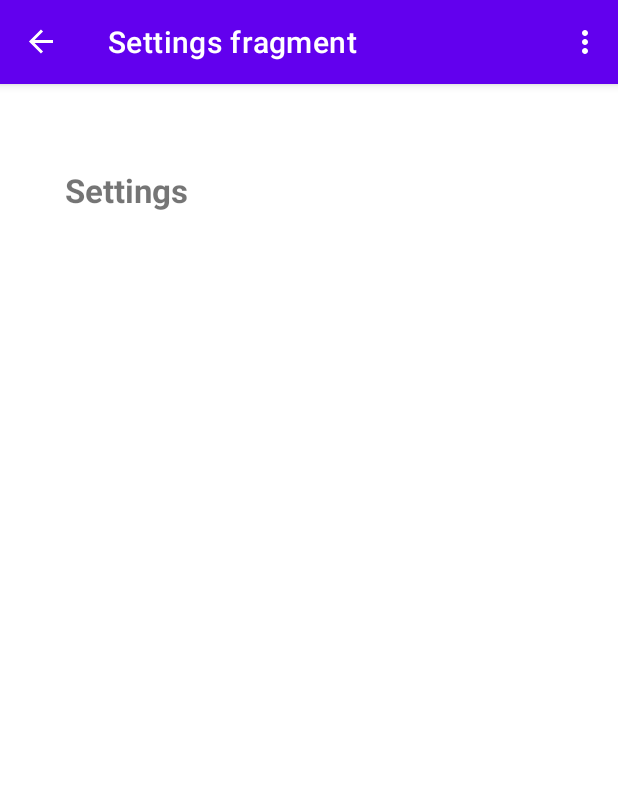
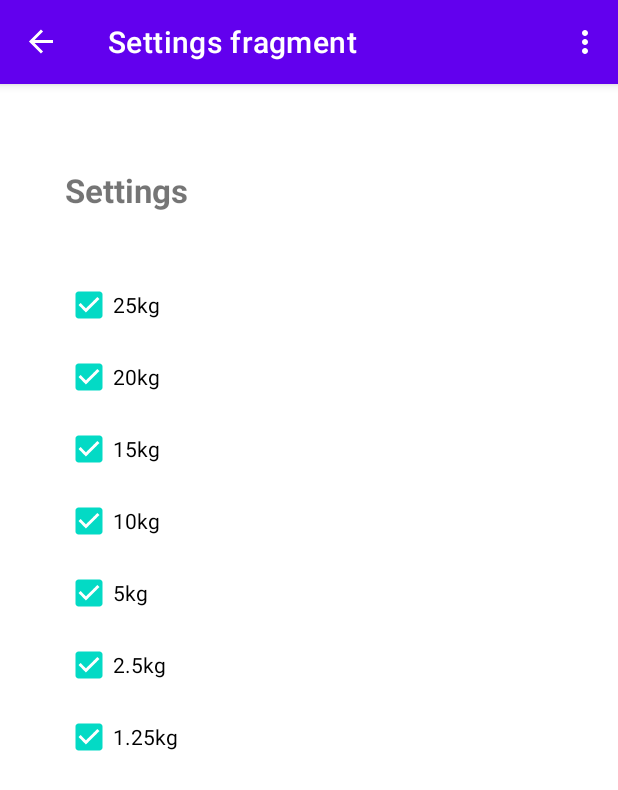
Before and after one commit to thompson-zak/BarbellWeightCalculator, an Android app: the screen it shows after launch (MainActivity), in the options menu, after a tap on "Settings", on a phone screen of 412 x 824 dp. Shown: the top 790 px of the screen. Run offline under Robolectric (Android 15) with nearby library versions, the phone set to English and light mode, and no system bars; our stand-ins replace navigation-ui; 1 statement that could not run was skipped.

Commit message:
Working settings page with persistent local data

```diff
--- a/app/src/main/java/com/example/barbellweightcalculator/AppOutputFragment.kt
+++ b/app/src/main/java/com/example/barbellweightcalculator/AppOutputFragment.kt
@@ -59,8 +59,6 @@ class AppOutputFragment : Fragment() {
                 "lbs"
             }
 
-            Log.v(TAG, "Weight passed to this fragment is: $weight $unit")
-
             val convertedWeightAndUnit : TextView = view.findViewById(R.id.converted_weight_and_unit) as TextView
             convertedWeightAndUnit.text = "$weight $unit --> $convertedWeight $convertedUnit"
             convertedWeightAndUnit.invalidate()
--- a/app/src/main/java/com/example/barbellweightcalculator/MainActivity.kt
+++ b/app/src/main/java/com/example/barbellweightcalculator/MainActivity.kt
@@ -1,5 +1,6 @@
 package com.example.barbellweightcalculator
 
+import android.content.SharedPreferences
 import android.os.Bundle
 import androidx.appcompat.app.AppCompatActivity
 import androidx.navigation.findNavController
@@ -26,6 +27,20 @@ class MainActivity : AppCompatActivity() {
         val navController = findNavController(R.id.nav_host_fragment_content_main)
         appBarConfiguration = AppBarConfiguration(navController.graph)
         setupActionBarWithNavController(navController, appBarConfiguration)
+
+        val sharedPreferences : SharedPreferences  = getSharedPreferences("Barbell", 0)
+        // Populate with default values if empty
+        if(sharedPreferences.all.isEmpty()) {
+            val editor: SharedPreferences.Editor = sharedPreferences.edit()
+            editor.putBoolean("25kg", true)
+            editor.putBoolean("20kg", true)
+            editor.putBoolean("15kg", true)
+            editor.putBoolean("10kg", true)
+            editor.putBoolean("5kg", true)
+            editor.putBoolean("2_5kg", true)
+            editor.putBoolean("1_2_5kg", true)
+            editor.commit()
+        }
     }
 
     override fun onCreateOptionsMenu(menu: Menu): Boolean {
--- a/app/src/main/java/com/example/barbellweightcalculator/SettingsFragment.kt
+++ b/app/src/main/java/com/example/barbellweightcalculator/SettingsFragment.kt
@@ -1,10 +1,13 @@
 package com.example.barbellweightcalculator
 
+import android.content.SharedPreferences
 import android.os.Bundle
+import android.util.Log
 import androidx.fragment.app.Fragment
 import android.view.LayoutInflater
 import android.view.View
 import android.view.ViewGroup
+import android.widget.CheckBox
 import com.example.barbellweightcalculator.databinding.AppOutputFragmentBinding
 import com.example.barbellweightcalculator.databinding.SettingsFragmentBinding
 
@@ -21,6 +24,8 @@ class SettingsFragment : Fragment() {
     // onDestroyView.
     private val binding get() = _binding!!
 
+    private val TAG = "SettingsFragment"
+
     override fun onCreateView(
         inflater: LayoutInflater, container: ViewGroup?,
         savedInstanceState: Bundle?
@@ -33,5 +38,45 @@ class SettingsFragment : Fragment() {
 
     override fun onViewCreated(view: View, savedInstanceState: Bundle?) {
         super.onViewCreated(view, savedInstanceState)
+
+        // Set initial checkbox values based on saved local data
+        val sharedPreferences : SharedPreferences = requireContext().getSharedPreferences("Barbell", 0)
+        view.findViewById<CheckBox>(R.id.checkBox25kg).setChecked(sharedPreferences.getBoolean("25kg", true))
+        view.findViewById<CheckBox>(R.id.checkBox20kg).setChecked(sharedPreferences.getBoolean("20kg", true))
+        view.findViewById<CheckBox>(R.id.checkBox15kg).setChecked(sharedPreferences.getBoolean("15kg", true))
+        view.findViewById<CheckBox>(R.id.checkBox10kg).setChecked(sharedPreferences.getBoolean("10kg", true))
+        view.findViewById<CheckBox>(R.id.checkBox5kg).setChecked(sharedPreferences.getBoolean("5kg", true))
+        view.findViewById<CheckBox>(R.id.checkBox2_5kg).setChecked(sharedPreferences.getBoolean("2_5kg", true))
+        view.findViewById<CheckBox>(R.id.checkBox1_2_5kg).setChecked(sharedPreferences.getBoolean("1_2_5kg", true))
+
+        val editor : SharedPreferences.Editor = sharedPreferences.edit()
+        view.findViewById<CheckBox>(R.id.checkBox25kg).setOnCheckedChangeListener { _, isChecked ->
+            editor.putBoolean("25kg", isChecked)
+            editor.commit()
+        }
+        view.findViewById<CheckBox>(R.id.checkBox20kg).setOnCheckedChangeListener { _, isChecked ->
+            editor.putBoolean("20kg", isChecked)
+            editor.commit()
+        }
+        view.findViewById<CheckBox>(R.id.checkBox15kg).setOnCheckedChangeListener { _, isChecked ->
+            editor.putBoolean("15kg", isChecked)
+            editor.commit()
+        }
+        view.findViewById<CheckBox>(R.id.checkBox10kg).setOnCheckedChangeListener { _, isChecked ->
+            editor.putBoolean("10kg", isChecked)
+            editor.commit()
+        }
+        view.findViewById<CheckBox>(R.id.checkBox5kg).setOnCheckedChangeListener { _, isChecked ->
+            editor.putBoolean("5kg", isChecked)
+            editor.commit()
+        }
+        view.findViewById<CheckBox>(R.id.checkBox2_5kg).setOnCheckedChangeListener { _, isChecked ->
+            editor.putBoolean("2_5kg", isChecked)
+            editor.commit()
+        }
+        view.findViewById<CheckBox>(R.id.checkBox1_2_5kg).setOnCheckedChangeListener { _, isChecked ->
+            editor.putBoolean("1_2_5kg", isChecked)
+            editor.commit()
+        }
     }
 }
--- a/app/src/main/res/layout/settings_fragment.xml
+++ b/app/src/main/res/layout/settings_fragment.xml
@@ -17,4 +17,68 @@
         android:textStyle="bold"
         app:layout_constraintStart_toStartOf="parent"
         app:layout_constraintTop_toTopOf="parent" />
+
+    <CheckBox
+        android:id="@+id/checkBox25kg"
+        android:layout_width="wrap_content"
+        android:layout_height="wrap_content"
+        android:layout_marginStart="43dp"
+        android:layout_marginTop="38dp"
+        android:text="@string/kg_25"
+        app:layout_constraintStart_toStartOf="parent"
+        app:layout_constraintTop_toBottomOf="@+id/textView" />
+
+    <CheckBox
+        android:id="@+id/checkBox20kg"
+        android:layout_width="wrap_content"
+        android:layout_height="wrap_content"
+        android:layout_marginStart="43dp"
+        android:text="@string/kg_20"
+        app:layout_constraintStart_toStartOf="parent"
+        app:layout_constraintTop_toBottomOf="@+id/checkBox25kg" />
+
+    <CheckBox
+        android:id="@+id/checkBox15kg"
+        android:layout_width="wrap_content"
+        android:layout_height="wrap_content"
+        android:layout_marginStart="43dp"
+        android:text="@string/kg_15"
+        app:layout_constraintStart_toStartOf="parent"
+        app:layout_constraintTop_toBottomOf="@+id/checkBox20kg" />
+
+    <CheckBox
+        android:id="@+id/checkBox10kg"
+        android:layout_width="wrap_content"
+        android:layout_height="wrap_content"
+        android:layout_marginStart="43dp"
+        android:text="@string/kg_10"
+        app:layout_constraintStart_toStartOf="parent"
+        app:layout_constraintTop_toBottomOf="@+id/checkBox15kg" />
+
+    <CheckBox
+        android:id="@+id/checkBox5kg"
+        android:layout_width="wrap_content"
+        android:layout_height="wrap_content"
+        android:layout_marginStart="43dp"
+        android:text="@string/kg_5"
+        app:layout_constraintStart_toStartOf="parent"
+        app:layout_constraintTop_toBottomOf="@+id/checkBox10kg" />
+
+    <CheckBox
+        android:id="@+id/checkBox2_5kg"
+        android:layout_width="wrap_content"
+        android:layout_height="wrap_content"
+        android:layout_marginStart="43dp"
+        android:text="@string/kg_2_5"
+        app:layout_constraintStart_toStartOf="parent"
+        app:layout_constraintTop_toBottomOf="@+id/checkBox5kg" />
+
+    <CheckBox
+        android:id="@+id/checkBox1_2_5kg"
+        android:layout_width="wrap_content"
+        android:layout_height="wrap_content"
+        android:layout_marginStart="43dp"
+        android:text="@string/kg_1_2_5"
+        app:layout_constraintStart_toStartOf="parent"
+        app:layout_constraintTop_toBottomOf="@+id/checkBox2_5kg" />
 </androidx.constraintlayout.widget.ConstraintLayout>
--- a/app/src/main/res/values/strings.xml
+++ b/app/src/main/res/values/strings.xml
@@ -25,4 +25,12 @@
     <!-- Strings used for Settings Fragment -->
     <string name="settings_fragment_label">Settings fragment</string>
 
+    <string name="kg_25">25kg</string>
+    <string name="kg_20">20kg</string>
+    <string name="kg_15">15kg</string>
+    <string name="kg_10">10kg</string>
+    <string name="kg_5">5kg</string>
+    <string name="kg_2_5">2.5kg</string>
+    <string name="kg_1_2_5">1.25kg</string>
+
 </resources>
```
